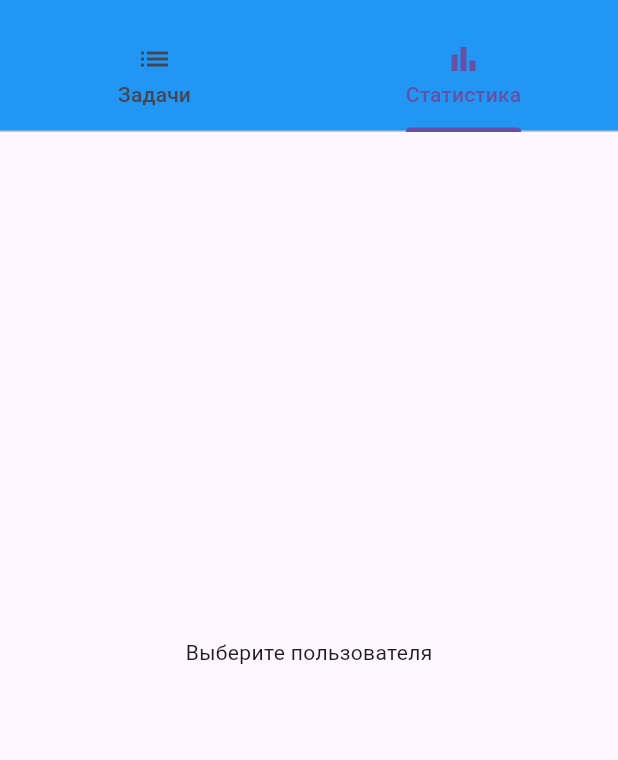
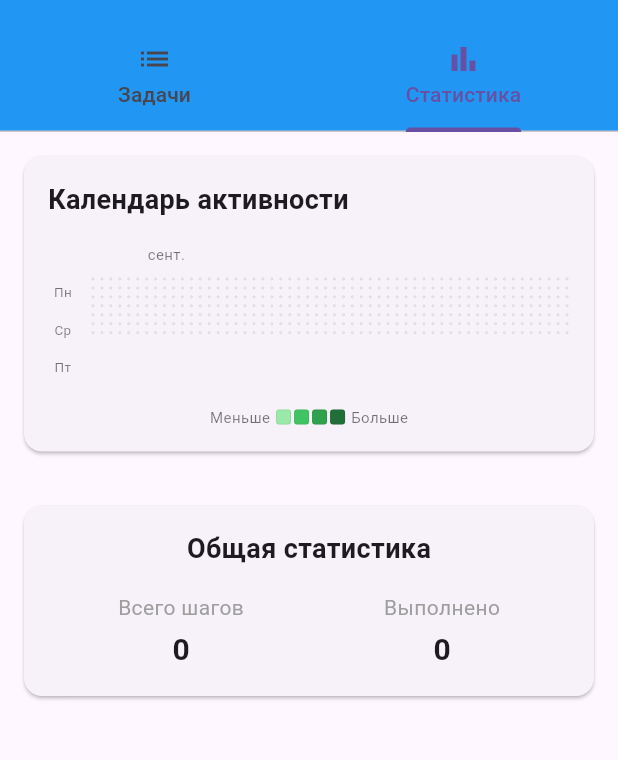
Before and after one commit to Vinillian/task_tracker, a Flutter app: the screen it shows after launch, tab 2 chosen, on a phone screen of 412 x 824 dp, the part 63-823 px from its top. Run offline on Flutter 3.47's test engine with Material 3 defaults, Android fonts, the phone set to English and light mode, and no system bars; accounts and stored records are empty.

Commit message:
grid full-width on statistics tab

```diff
--- a/lib/main.dart
+++ b/lib/main.dart
@@ -1,7 +1,10 @@
 import 'package:flutter/material.dart';
+import 'package:intl/date_symbol_data_local.dart'; // Добавьте этот импорт
 import 'screens/task_tracker_screen.dart';
 
-void main() {
+void main() async {
+  WidgetsFlutterBinding.ensureInitialized(); // Добавьте эту строку
+  await initializeDateFormatting('ru_RU', null); // Инициализация для русского языка
   runApp(const TaskTrackerApp());
 }
 
--- a/lib/screens/task_tracker_screen.dart
+++ b/lib/screens/task_tracker_screen.dart
@@ -8,6 +8,7 @@ import '../services/storage_service.dart';
 import '../widgets/statistics_widgets.dart';
 import '../widgets/task_widgets.dart';
 import '../widgets/project_widgets.dart';
+import '../widgets/github_calendar.dart';
 
 class TaskTrackerScreen extends StatefulWidget {
   const TaskTrackerScreen({super.key});
--- a/lib/widgets/github_calendar.dart
+++ b/lib/widgets/github_calendar.dart
@@ -9,126 +9,111 @@ class GitHubCalendar extends StatelessWidget {
 
   Map<DateTime, int> _getDailyContributions() {
     final contributions = <DateTime, int>{};
+    final now = DateTime.now();
+    final startDate = DateTime(now.year - 1, now.month, now.day); // Год назад
 
-    if (currentUser == null) return contributions;
+    // Создаем все даты за последний год с нулевыми значениями
+    var currentDate = startDate;
+    while (currentDate.isBefore(now) || currentDate.isAtSameMomentAs(now)) {
+      final date = DateTime(currentDate.year, currentDate.month, currentDate.day);
+      contributions[date] = 0;
+      currentDate = currentDate.add(const Duration(days: 1));
+    }
 
+    // Заполняем реальными данными
+    if (currentUser != null) {
       for (final history in currentUser!.progressHistory) {
         final date = DateTime(history.date.year, history.date.month, history.date.day);
-      contributions[date] = (contributions[date] ?? 0) + history.stepsAdded;
+        if (contributions.containsKey(date)) {
+          contributions[date] = contributions[date]! + history.stepsAdded;
+        }
+      }
     }
 
     return contributions;
   }
 
   Color _getContributionColor(int steps) {
-    if (steps == 0) return Colors.grey[100]!;
-    if (steps < 5) return Colors.green[100]!;
-    if (steps < 10) return Colors.green[300]!;
-    if (steps < 20) return Colors.green[500]!;
-    return Colors.green[700]!;
+    if (steps == 0) return const Color(0xFFEBEDF0);
+    if (steps < 5) return const Color(0xFF9BE9A8);
+    if (steps < 10) return const Color(0xFF40C463);
+    if (steps < 20) return const Color(0xFF30A14E);
+    return const Color(0xFF216E39);
   }
 
-  Widget _buildCalendarGrid(DateTime startDate, DateTime endDate, Map<DateTime, int> contributions) {
-    final weeks = <List<Widget>>[];
-    var currentDate = startDate;
+  List<List<DateTime>> _groupByWeeks(Map<DateTime, int> contributions) {
+    final allDates = contributions.keys.toList()..sort();
+    final weeks = <List<DateTime>>[];
 
-    // Создаем список всех дат в периоде
-    final allDates = <DateTime>[];
-    while (currentDate.isBefore(endDate) || currentDate.isAtSameMomentAs(endDate)) {
-      allDates.add(currentDate);
+    // Находим первый понедельник
+    DateTime firstDate = allDates.first;
+    while (firstDate.weekday != DateTime.monday) {
+      firstDate = firstDate.subtract(const Duration(days: 1));
+    }
+
+    var currentDate = firstDate;
+    final lastDate = allDates.last;
+
+    while (currentDate.isBefore(lastDate) || currentDate.isAtSameMomentAs(lastDate)) {
+      final week = <DateTime>[];
+      for (int i = 0; i < 7; i++) {
+        week.add(currentDate);
         currentDate = currentDate.add(const Duration(days: 1));
       }
-
-    // Разбиваем на недели (по 7 дней)
-    for (int i = 0; i < allDates.length; i += 7) {
-      final week = <Widget>[];
-      final weekDates = allDates.sublist(i, i + 7 > allDates.length ? allDates.length : i + 7);
-
-      for (final date in weekDates) {
-        final dayContributions = contributions[date] ?? 0;
-        final color = _getContributionColor(dayContributions);
-
-        week.add(
-          Container(
-            width: 12,
-            height: 12,
-            margin: const EdgeInsets.all(1),
-            decoration: BoxDecoration(
-              color: color,
-              borderRadius: BorderRadius.circular(2),
-              border: Border.all(
-                color: Colors.grey[300]!,
-                width: 0.5,
-              ),
-            ),
-            child: Tooltip(
-              message: '${DateFormat('dd MMMM yyyy').format(date)}\n$dayContributions шагов',
-              child: const SizedBox.expand(),
-            ),
-          ),
-        );
-      }
-
-      // Добавляем пустые ячейки, если неделя неполная
-      while (week.length < 7) {
-        week.add(
-          Container(
-            width: 12,
-            height: 12,
-            margin: const EdgeInsets.all(1),
-            decoration: BoxDecoration(
-              color: Colors.grey[100],
-              borderRadius: BorderRadius.circular(2),
-              border: Border.all(
-                color: Colors.grey[300]!,
-                width: 0.5,
-              ),
-            ),
-          ),
-        );
-      }
-
       weeks.add(week);
     }
 
+    return weeks;
+  }
+
+  Widget _buildCalendarGrid(Map<DateTime, int> contributions) {
+    final weeks = _groupByWeeks(contributions);
+
     return Column(
       children: [
-        // Месяцы - точно над соответствующими столбцами
-        _buildMonthLabels(weeks, startDate),
-        const SizedBox(height: 4),
-        // Основная сетка с днями недели
+        // Заголовки месяцев
+        _buildMonthHeaders(weeks),
+        const SizedBox(height: 8),
+        // Сетка календаря
         Row(
           crossAxisAlignment: CrossAxisAlignment.start,
           children: [
-            // Дни недели - точно на уровне строк
+            // Дни недели
             Column(
-              mainAxisAlignment: MainAxisAlignment.spaceBetween,
               children: [
-                const SizedBox(height: 6),
+                const SizedBox(height: 4),
                 _buildWeekDayLabel('Пн'),
-                const SizedBox(height: 24),
+                const SizedBox(height: 12),
                 _buildWeekDayLabel('Ср'),
-                const SizedBox(height: 24),
+                const SizedBox(height: 12),
                 _buildWeekDayLabel('Пт'),
-                const SizedBox(height: 6),
+                const SizedBox(height: 4),
               ],
             ),
             const SizedBox(width: 8),
-            // Календарь
+            // Ячейки календаря
             Expanded(
-              child: SingleChildScrollView(
-                scrollDirection: Axis.horizontal,
-                child: Row(
-                  crossAxisAlignment: CrossAxisAlignment.start,
-                  children: weeks.asMap().entries.map((entry) {
-                    final weekIndex = entry.key;
-                    final week = entry.value;
+              child: GridView.builder(
+                shrinkWrap: true,
+                physics: const NeverScrollableScrollPhysics(),
+                gridDelegate: SliverGridDelegateWithFixedCrossAxisCount(
+                  crossAxisCount: weeks.length,
+                  mainAxisSpacing: 2,
+                  crossAxisSpacing: 2,
+                  childAspectRatio: 1,
+                ),
+                itemCount: 7 * weeks.length,
+                itemBuilder: (context, index) {
+                  final weekIndex = index ~/ 7;
+                  final dayIndex = index % 7;
 
-                    return Column(
-                      children: week,
-                    );
-                  }).toList(),
-                ),
+                  if (weekIndex < weeks.length && dayIndex < weeks[weekIndex].length) {
+                    final date = weeks[weekIndex][dayIndex];
+                    final steps = contributions[date] ?? 0;
+                    return _buildCalendarCell(date, steps);
+                  }
+                  return _buildEmptyCell();
+                },
               ),
             ),
           ],
@@ -137,40 +122,34 @@ class GitHubCalendar extends StatelessWidget {
     );
   }
 
-  Widget _buildMonthLabels(List<List<Widget>> weeks, DateTime startDate) {
-    final monthLabels = <Widget>[];
-    var currentMonth = startDate.month;
-    var weekOffset = 0;
+  Widget _buildMonthHeaders(List<List<DateTime>> weeks) {
+    final monthHeaders = <Widget>[];
+    String? currentMonth;
 
-    // Первый месяц
-    monthLabels.add(
-      SizedBox(
-        width: 30,
-        child: Text(
-          _getShortMonthName(startDate.month),
-          style: const TextStyle(fontSize: 10, color: Colors.black54),
-        ),
-      ),
+    for (final week in weeks) {
+      if (week.isNotEmpty) {
+        final firstDate = week.firstWhere(
+              (date) => date.day <= 7, // Берем дату в первой неделе месяца
+          orElse: () => week.first,
         );
 
-    // Проходим по всем неделям и определяем смену месяцев
-    for (int weekIndex = 0; weekIndex < weeks.length; weekIndex++) {
-      final weekStartDate = startDate.add(Duration(days: weekIndex * 7));
-      final weekMonth = weekStartDate.month;
+        final month = DateFormat('MMM', 'ru').format(firstDate);
 
-      if (weekMonth != currentMonth) {
-        currentMonth = weekMonth;
-        monthLabels.add(
+        if (month != currentMonth) {
+          currentMonth = month;
+          monthHeaders.add(
             SizedBox(
-            width: 12 * 7, // Ширина одной недели
+              width: 14 * 7, // Ширина недели
               child: Text(
-              _getShortMonthName(currentMonth),
+                month,
                 style: const TextStyle(fontSize: 10, color: Colors.black54),
+                textAlign: TextAlign.center,
               ),
             ),
           );
         } else {
-        monthLabels.add(SizedBox(width: 12 * 7)); // Пустое место для продолжения месяца
+          monthHeaders.add(const SizedBox(width: 14 * 7));
+        }
       }
     }
 
@@ -179,28 +158,40 @@ class GitHubCalendar extends StatelessWidget {
       child: Row(
         children: [
           const SizedBox(width: 30), // Отступ для дней недели
-          ...monthLabels,
+          ...monthHeaders,
         ],
       ),
     );
   }
 
-  String _getShortMonthName(int month) {
-    switch (month) {
-      case 1: return 'Янв';
-      case 2: return 'Фев';
-      case 3: return 'Мар';
-      case 4: return 'Апр';
-      case 5: return 'Май';
-      case 6: return 'Июн';
-      case 7: return 'Июл';
-      case 8: return 'Авг';
-      case 9: return 'Сен';
-      case 10: return 'Окт';
-      case 11: return 'Ноя';
-      case 12: return 'Дек';
-      default: return '';
+  Widget _buildCalendarCell(DateTime date, int steps) {
+    return Container(
+      width: 12,
+      height: 12,
+      margin: const EdgeInsets.all(1),
+      decoration: BoxDecoration(
+        color: _getContributionColor(steps),
+        borderRadius: BorderRadius.circular(2),
+        border: Border.all(color: const Color(0xFF1B1F230F), width: 0.5),
+      ),
+      child: Tooltip(
+        message: '${DateFormat('dd MMMM yyyy', 'ru').format(date)}\n$steps шагов',
+        child: const SizedBox.expand(),
+      ),
+    );
   }
+
+  Widget _buildEmptyCell() {
+    return Container(
+      width: 12,
+      height: 12,
+      margin: const EdgeInsets.all(1),
+      decoration: BoxDecoration(
+        color: const Color(0xFFEBEDF0),
+        borderRadius: BorderRadius.circular(2),
+        border: Border.all(color: const Color(0xFF1B1F230F), width: 0.5),
+      ),
+    );
   }
 
   Widget _buildWeekDayLabel(String day) {
@@ -223,13 +214,13 @@ class GitHubCalendar extends StatelessWidget {
           style: TextStyle(fontSize: 10, color: Colors.black54),
         ),
         const SizedBox(width: 4),
-        _buildLegendItem(Colors.green[100]!),
-        const SizedBox(width: 4),
-        _buildLegendItem(Colors.green[300]!),
-        const SizedBox(width: 4),
-        _buildLegendItem(Colors.green[500]!),
-        const SizedBox(width: 4),
-        _buildLegendItem(Colors.green[700]!),
+        _buildLegendItem(const Color(0xFF9BE9A8)),
+        const SizedBox(width: 2),
+        _buildLegendItem(const Color(0xFF40C463)),
+        const SizedBox(width: 2),
+        _buildLegendItem(const Color(0xFF30A14E)),
+        const SizedBox(width: 2),
+        _buildLegendItem(const Color(0xFF216E39)),
         const SizedBox(width: 4),
         const Text(
           'Больше',
@@ -246,7 +237,7 @@ class GitHubCalendar extends StatelessWidget {
       decoration: BoxDecoration(
         color: color,
         borderRadius: BorderRadius.circular(2),
-        border: Border.all(color: Colors.grey[300]!, width: 0.5),
+        border: Border.all(color: const Color(0xFF1B1F230F), width: 0.5),
       ),
     );
   }
@@ -254,10 +245,9 @@ class GitHubCalendar extends StatelessWidget {
   @override
   Widget build(BuildContext context) {
     final contributions = _getDailyContributions();
-    final now = DateTime.now();
-    final startDate = DateTime(now.year, now.month - 3, now.day);
 
     return Card(
+      margin: const EdgeInsets.all(16),
       child: Padding(
         padding: const EdgeInsets.all(16.0),
         child: Column(
@@ -268,7 +258,7 @@ class GitHubCalendar extends StatelessWidget {
               style: TextStyle(fontSize: 18, fontWeight: FontWeight.bold),
             ),
             const SizedBox(height: 16),
-            _buildCalendarGrid(startDate, now, contributions),
+            _buildCalendarGrid(contributions),
             const SizedBox(height: 16),
             _buildLegend(),
           ],
--- a/lib/widgets/statistics_widgets.dart
+++ b/lib/widgets/statistics_widgets.dart
@@ -1,36 +1,43 @@
 import 'package:flutter/material.dart';
 import 'package:intl/intl.dart';
 import '../models/user.dart';
-import 'github_calendar.dart';
+import 'github_calendar.dart'; // Импортируем календарь из отдельного файла
 
 class StatisticsWidgets {
-  static Map<String, int> getDailyProgress(User? currentUser) {
-    final dailyProgress = <String, int>{};
-    if (currentUser == null) return dailyProgress;
-
-    for (final history in currentUser.progressHistory) {
-      final dateKey = DateFormat('yyyy-MM-dd').format(history.date);
-      dailyProgress[dateKey] = (dailyProgress[dateKey] ?? 0) + history.stepsAdded;
-    }
-    return dailyProgress;
+  static Widget buildStatisticsTab(User? currentUser) {
+    return SingleChildScrollView(
+      child: Column(
+        children: [
+          GitHubCalendar(currentUser: currentUser),
+          const SizedBox(height: 20),
+          _buildTotalStats(currentUser),
+        ],
+      ),
+    );
   }
 
-  static Color getDateColor(int steps) {
-    if (steps >= 20) return Colors.green;
-    if (steps >= 10) return Colors.orange;
-    return Colors.red;
-  }
+  static Widget _buildTotalStats(User? currentUser) {
+    int totalSteps = 0;
+    int completedSteps = 0;
 
-  static IconData getDateIcon(int steps) {
-    if (steps >= 20) return Icons.emoji_events;
-    if (steps >= 10) return Icons.thumb_up;
-    return Icons.thumb_down;
-  }
+    if (currentUser != null) {
+      for (final history in currentUser.progressHistory) {
+        totalSteps += history.stepsAdded;
+      }
 
-  static Widget buildOverallStatistics(Map<String, int> dailyProgress) {
-    final totalSteps = dailyProgress.values.fold(0, (sum, steps) => sum + steps);
+      // Логика для completedSteps из задач и подзадач
+      for (final project in currentUser.projects) {
+        for (final task in project.tasks) {
+          completedSteps += task.completedSteps;
+          for (final subtask in task.subtasks) {
+            completedSteps += subtask.completedSteps;
+          }
+        }
+      }
+    }
 
     return Card(
+      margin: const EdgeInsets.symmetric(horizontal: 16),
       child: Padding(
         padding: const EdgeInsets.all(16.0),
         child: Column(
@@ -43,33 +50,8 @@ class StatisticsWidgets {
             Row(
               mainAxisAlignment: MainAxisAlignment.spaceAround,
               children: [
-                Column(
-                  children: [
-                    Text(
-                      '$totalSteps',
-                      style: const TextStyle(fontSize: 20, fontWeight: FontWeight.bold),
-                    ),
-                    const Text('Всего шагов', style: TextStyle(fontSize: 12)),
-                  ],
-                ),
-                Column(
-                  children: [
-                    Text(
-                      '${dailyProgress.length}',
-                      style: const TextStyle(fontSize: 20, fontWeight: FontWeight.bold),
-                    ),
-                    const Text('Дней активности', style: TextStyle(fontSize: 12)),
-                  ],
-                ),
-                Column(
-                  children: [
-                    Text(
-                      '${dailyProgress.isEmpty ? 0 : (totalSteps / dailyProgress.length).round()}',
-                      style: const TextStyle(fontSize: 20, fontWeight: FontWeight.bold),
-                    ),
-                    const Text('Среднее в день', style: TextStyle(fontSize: 12)),
-                  ],
-                ),
+                _buildStatItem('Всего шагов', totalSteps.toString()),
+                _buildStatItem('Выполнено', completedSteps.toString()),
               ],
             ),
           ],
@@ -78,67 +60,19 @@ class StatisticsWidgets {
     );
   }
 
-  static Widget buildDailyProgressList(Map<String, int> dailyProgress) {
-    final sortedDates = dailyProgress.keys.toList()..sort((a, b) => b.compareTo(a));
-
+  static Widget _buildStatItem(String title, String value) {
     return Column(
-      crossAxisAlignment: CrossAxisAlignment.start,
       children: [
-        const Text(
-          'Прогресс по дням',
-          style: TextStyle(fontSize: 16, fontWeight: FontWeight.bold),
+        Text(
+          title,
+          style: const TextStyle(fontSize: 14, color: Colors.grey),
         ),
-        const SizedBox(height: 8),
-        dailyProgress.isEmpty
-            ? const Center(child: Text('Нет данных о прогрессе'))
-            : ListView.builder(
-          shrinkWrap: true,
-          physics: const NeverScrollableScrollPhysics(),
-          itemCount: sortedDates.length,
-          itemBuilder: (context, index) {
-            final date = sortedDates[index];
-            final steps = dailyProgress[date]!;
-            final parsedDate = DateTime.parse(date);
-
-            return Card(
-              margin: const EdgeInsets.symmetric(vertical: 4),
-              child: ListTile(
-                leading: CircleAvatar(
-                  backgroundColor: getDateColor(steps),
-                  child: Text(
-                    steps.toString(),
-                    style: const TextStyle(color: Colors.white, fontWeight: FontWeight.bold),
-                  ),
-                ),
-                title: Text(DateFormat('dd MMMM yyyy').format(parsedDate)),
-                subtitle: Text('$steps шагов выполнено'),
-                trailing: Icon(getDateIcon(steps), color: getDateColor(steps)),
-              ),
-            );
-          },
+        const SizedBox(height: 4),
+        Text(
+          value,
+          style: const TextStyle(fontSize: 20, fontWeight: FontWeight.bold),
         ),
       ],
     );
   }
-
-  static Widget buildStatisticsTab(User? currentUser) {
-    if (currentUser == null) {
-      return const Center(child: Text('Выберите пользователя'));
-    }
-
-    final dailyProgress = getDailyProgress(currentUser);
-
-    return Padding(
-      padding: const EdgeInsets.all(16.0),
-      child: ListView(
-        children: [
-          GitHubCalendar(currentUser: currentUser),
-          const SizedBox(height: 20),
-          buildOverallStatistics(dailyProgress),
-          const SizedBox(height: 20),
-          buildDailyProgressList(dailyProgress),
-        ],
-      ),
-    );
-  }
 }
```
Also changed, not shown: 1 other file. Lines whose indentation alone changed are shown as unchanged.
